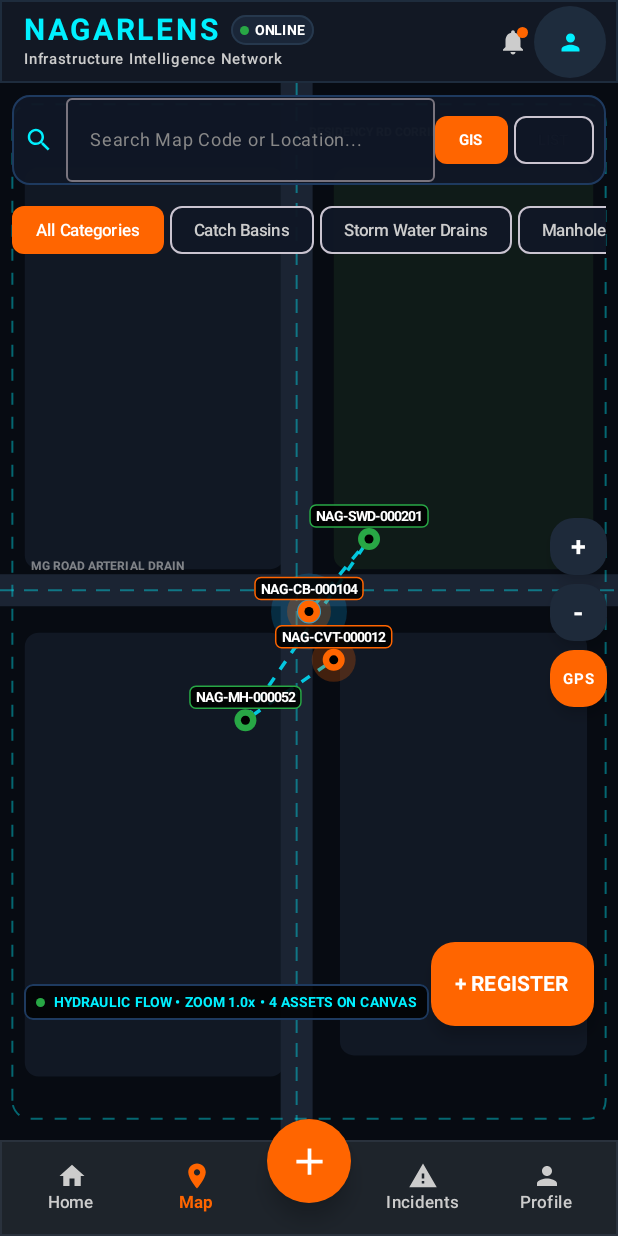
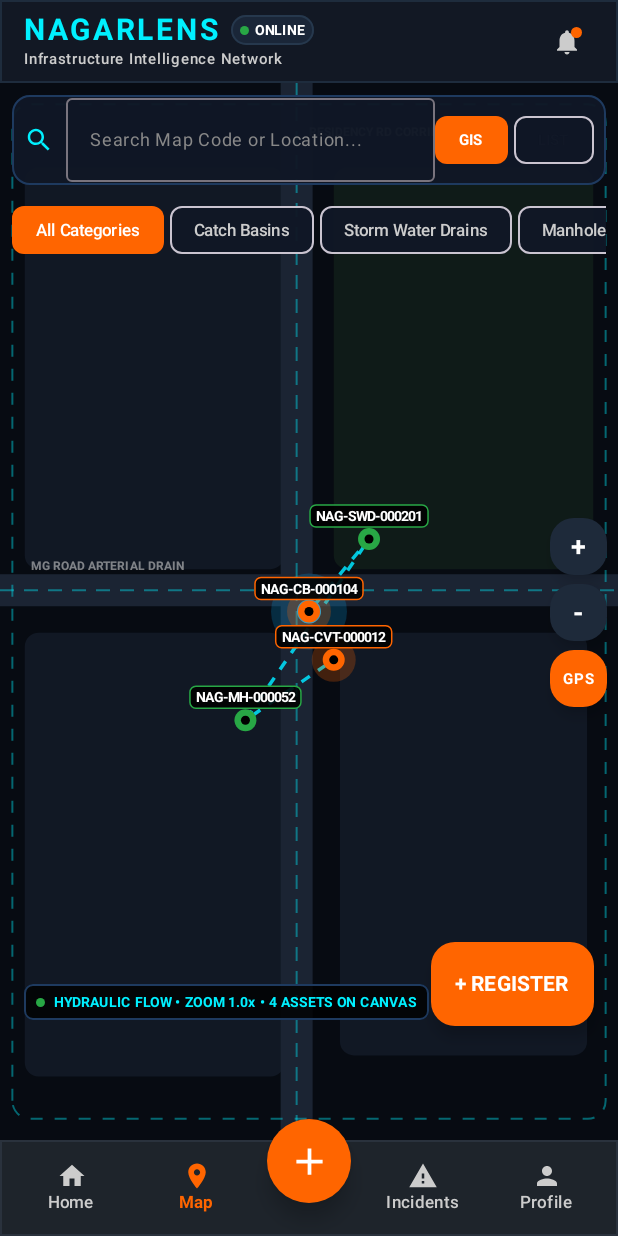
Before and after one commit to akashray398/NAGARLENS, an Android app built with Jetpack Compose: the screen it shows after launch (MainActivity), after a tap on "EXPLORE MAP", on a phone screen of 412 x 824 dp. Run offline under Robolectric (Android 15) with nearby library versions, the phone set to English and light mode, and no system bars; our stand-ins replace Dagger/Hilt's generated code, Room's generated code; 1 other tap on this screen came first.

Commit message:
Profile duplication UI Screen Improved

```diff
--- a/android/app/src/main/java/com/nagarlens/app/core/designsystem/component/NagarlensTopAppBar.kt
+++ b/android/app/src/main/java/com/nagarlens/app/core/designsystem/component/NagarlensTopAppBar.kt
@@ -2,7 +2,6 @@ package com.nagarlens.app.core.designsystem.component
 
 import androidx.compose.foundation.background
 import androidx.compose.foundation.border
-import androidx.compose.foundation.clickable
 import androidx.compose.foundation.layout.Arrangement
 import androidx.compose.foundation.layout.Box
 import androidx.compose.foundation.layout.Column
@@ -17,7 +16,6 @@ import androidx.compose.foundation.shape.CircleShape
 import androidx.compose.foundation.shape.RoundedCornerShape
 import androidx.compose.material.icons.Icons
 import androidx.compose.material.icons.filled.Notifications
-import androidx.compose.material.icons.filled.Person
 import androidx.compose.material3.Icon
 import androidx.compose.material3.IconButton
 import androidx.compose.material3.MaterialTheme
@@ -40,8 +38,7 @@ private val CyanAccent = Color(0xFF00F0FF)
 @Composable
 fun NagarlensTopAppBar(
     modifier: Modifier = Modifier,
-    onNotificationsClick: () -> Unit = {},
-    onProfileClick: () -> Unit = {}
+    onNotificationsClick: () -> Unit = {}
 ) {
     Column(
         modifier = modifier
@@ -94,11 +91,7 @@ fun NagarlensTopAppBar(
                 )
             }
 
-            // Top Action Items: Notifications + Profile Avatar
-            Row(
-                verticalAlignment = Alignment.CenterVertically,
-                horizontalArrangement = Arrangement.spacedBy(4.dp)
-            ) {
+            // Top Right Notifications Bell Action Item
             IconButton(
                 onClick = onNotificationsClick,
                 modifier = Modifier.size(36.dp)
@@ -119,21 +112,6 @@ fun NagarlensTopAppBar(
                     )
                 }
             }
-
-                IconButton(
-                    onClick = onProfileClick,
-                    modifier = Modifier
-                        .size(32.dp)
-                        .background(Color(0xFF1E2C3D), shape = CircleShape)
-                ) {
-                    Icon(
-                        imageVector = Icons.Default.Person,
-                        contentDescription = "Profile",
-                        tint = CyanAccent,
-                        modifier = Modifier.size(18.dp)
-                    )
         }
     }
 }
-    }
-}
--- a/android/app/src/main/java/com/nagarlens/app/core/shell/NagarlensApp.kt
+++ b/android/app/src/main/java/com/nagarlens/app/core/shell/NagarlensApp.kt
@@ -27,9 +27,6 @@ fun NagarlensApp(
             NagarlensTopAppBar(
                 onNotificationsClick = {
                     navController.navigate(NagarlensDestination.NOTIFICATIONS.route)
-                },
-                onProfileClick = {
-                    navController.navigate(NagarlensDestination.PROFILE.route)
                 }
             )
         },
--- a/android/app/src/main/java/com/nagarlens/app/feature/home/HomeScreen.kt
+++ b/android/app/src/main/java/com/nagarlens/app/feature/home/HomeScreen.kt
@@ -33,14 +33,11 @@ import androidx.compose.material.icons.filled.Add
 import androidx.compose.material.icons.filled.Build
 import androidx.compose.material.icons.filled.CheckCircle
 import androidx.compose.material.icons.filled.Info
-import androidx.compose.material.icons.filled.LocationOn
-import androidx.compose.material.icons.filled.Person
 import androidx.compose.material.icons.filled.PlayArrow
 import androidx.compose.material.icons.filled.Search
 import androidx.compose.material.icons.filled.Warning
 import androidx.compose.material3.AlertDialog
 import androidx.compose.material3.Icon
-import androidx.compose.material3.IconButton
 import androidx.compose.material3.MaterialTheme
 import androidx.compose.material3.Text
 import androidx.compose.material3.TextButton
@@ -53,7 +50,6 @@ import androidx.compose.runtime.setValue
 import androidx.compose.ui.Alignment
 import androidx.compose.ui.Modifier
 import androidx.compose.ui.geometry.Offset
-import androidx.compose.ui.geometry.Size
 import androidx.compose.ui.graphics.Brush
 import androidx.compose.ui.graphics.Color
 import androidx.compose.ui.graphics.PathEffect
@@ -89,8 +85,7 @@ fun HomeScreen(
     onNavigateToMap: () -> Unit = {},
     onNavigateToCapture: () -> Unit = {},
     onNavigateToAnalytics: () -> Unit = {},
-    onNavigateToIncidents: () -> Unit = {},
-    onNavigateToProfile: () -> Unit = {}
+    onNavigateToIncidents: () -> Unit = {}
 ) {
     val uiState by viewModel.uiState.collectAsState()
 
@@ -105,8 +100,7 @@ fun HomeScreen(
         // Section 1 — Premium Top Header
         TopHeaderSection(
             locationBadge = uiState.locationBadge,
-            tagline = uiState.tagline,
-            onProfileClick = onNavigateToProfile
+            tagline = uiState.tagline
         )
 
         // Section 2 — Main Living City Engine Canvas Centerpiece
@@ -235,8 +229,7 @@ fun HomeScreen(
 @Composable
 private fun TopHeaderSection(
     locationBadge: String,
-    tagline: String,
-    onProfileClick: () -> Unit
+    tagline: String
 ) {
     Row(
         modifier = Modifier.fillMaxWidth(),
@@ -246,11 +239,11 @@ private fun TopHeaderSection(
         Column {
             Row(verticalAlignment = Alignment.CenterVertically) {
                 Text(
-                    text = "NAGARLENS",
-                    style = MaterialTheme.typography.headlineLarge,
-                    color = CyanAccent,
+                    text = "LIVING CITY ENGINE",
+                    style = MaterialTheme.typography.titleLarge,
+                    color = Color.White,
                     fontWeight = FontWeight.Bold,
-                    letterSpacing = 2.sp
+                    letterSpacing = 1.2.sp
                 )
                 Spacer(modifier = Modifier.width(NagarlensSpacing.small))
                 // Live Location Badge
@@ -281,21 +274,6 @@ private fun TopHeaderSection(
                 style = MaterialTheme.typography.bodySmall,
                 color = Color.LightGray,
                 fontSize = 11.sp
-            )
-        }
-
-        IconButton(
-            onClick = onProfileClick,
-            modifier = Modifier
-                .size(40.dp)
-                .background(Color(0xFF1E2A3A), shape = CircleShape)
-                .border(1.dp, CyanGlowBorder, shape = CircleShape)
-        ) {
-            Icon(
-                imageVector = Icons.Default.Person,
-                contentDescription = "Auditor Profile",
-                tint = CyanAccent,
-                modifier = Modifier.size(22.dp)
             )
         }
     }
```
Lines whose indentation alone changed are shown as unchanged.
